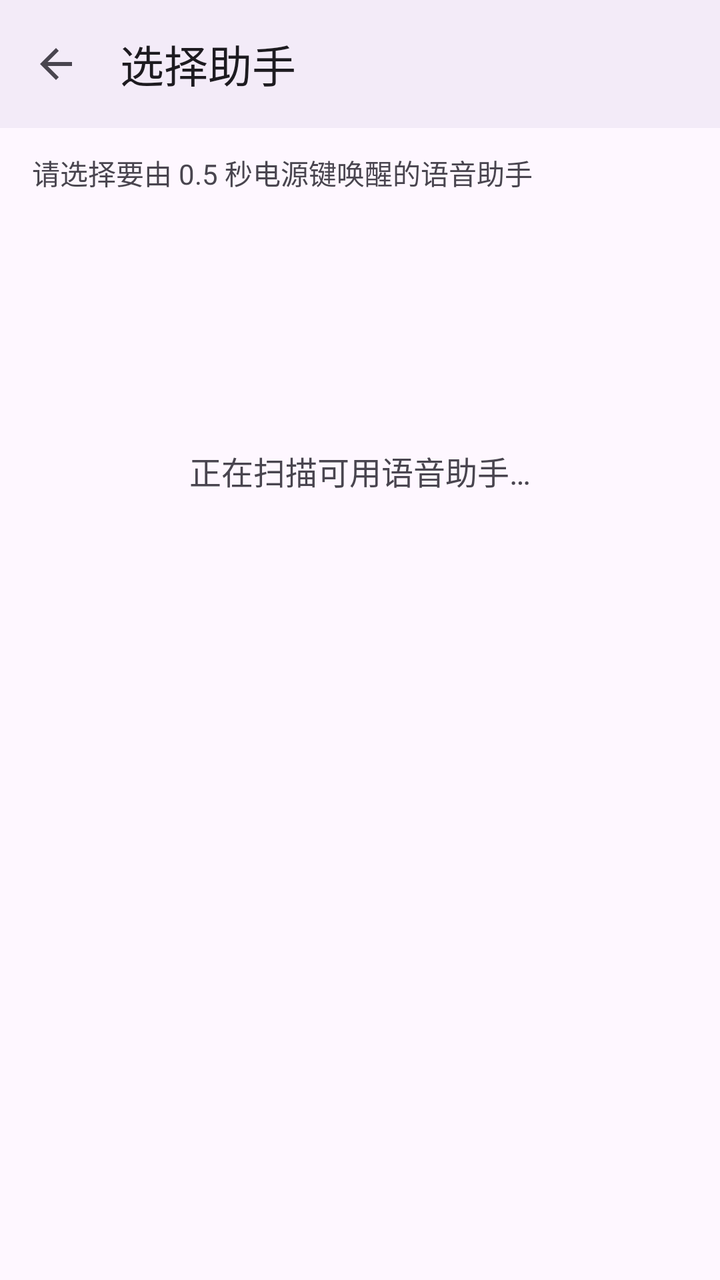
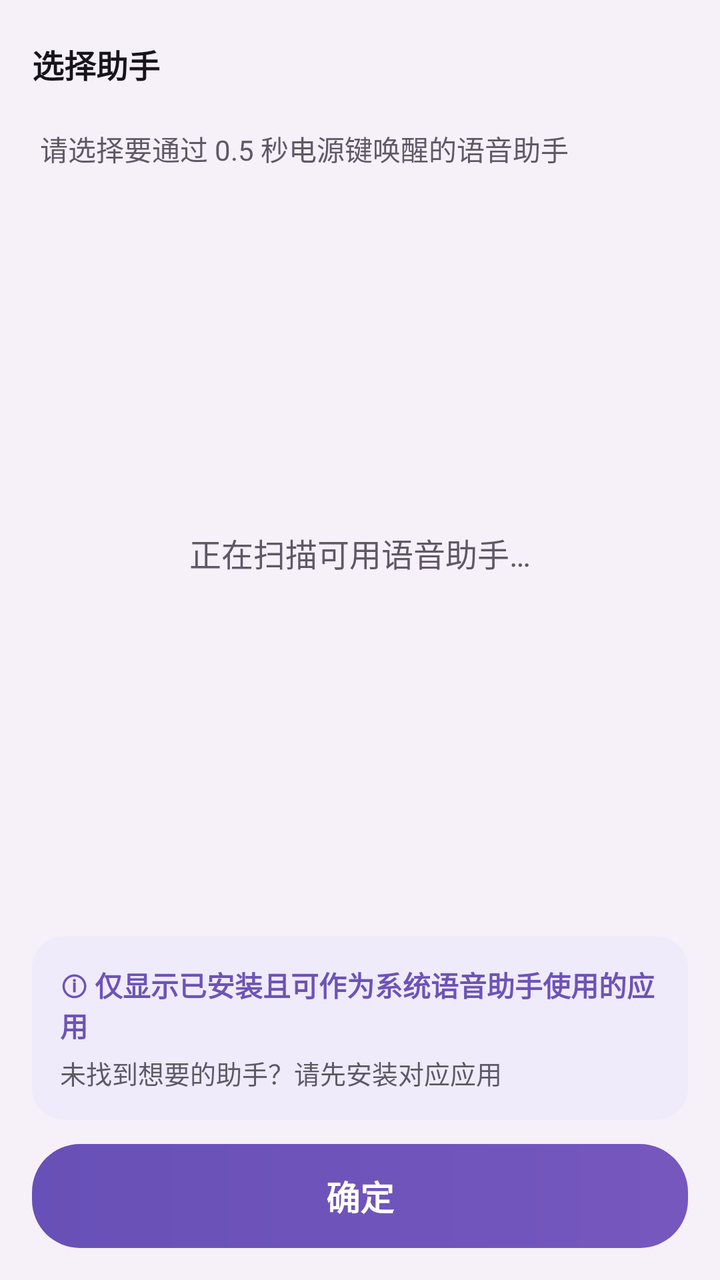

Before-and-after screenshots of an Android layout around one commit, followed by the original layout XML and the change that was made.
<!-- AndroidManifest.xml: activity theme Theme.Ouhuan.NoActionBar -->
<!-- res/layout/activity_assistant_picker.xml -->
<?xml version="1.0" encoding="utf-8"?>
<LinearLayout xmlns:android="http://schemas.android.com/apk/res/android"
    xmlns:app="http://schemas.android.com/apk/res-auto"
    android:layout_width="match_parent"
    android:layout_height="match_parent"
    android:orientation="vertical">

    <com.google.android.material.appbar.MaterialToolbar
        android:id="@+id/toolbar"
        android:layout_width="match_parent"
        android:layout_height="?attr/actionBarSize"
        android:background="?attr/colorSurface"
        android:elevation="2dp"
        app:navigationIcon="?attr/homeAsUpIndicator"
        app:title="@string/picker_title" />

    <TextView
        android:id="@+id/tvHint"
        android:layout_width="match_parent"
        android:layout_height="wrap_content"
        android:paddingLeft="16dp"
        android:paddingRight="16dp"
        android:paddingTop="12dp"
        android:paddingBottom="4dp"
        android:text="@string/picker_hint"
        android:textSize="14sp" />

    <TextView
        android:id="@+id/tvEmpty"
        android:layout_width="match_parent"
        android:layout_height="0dp"
        android:layout_weight="1"
        android:gravity="center"
        android:padding="24dp"
        android:text="@string/picker_scanning"
        android:textSize="16sp"
        android:visibility="visible" />

    <androidx.recyclerview.widget.RecyclerView
        android:id="@+id/rvAssistants"
        android:layout_width="match_parent"
        android:layout_height="0dp"
        android:layout_weight="1"
        android:clipToPadding="false"
        android:paddingBottom="8dp" />

    <TextView
        android:id="@+id/tvNote"
        android:layout_width="match_parent"
        android:layout_height="wrap_content"
        android:paddingLeft="16dp"
        android:paddingRight="16dp"
        android:paddingTop="8dp"
        android:paddingBottom="8dp"
        android:text="@string/picker_note_unsaved"
        android:textColor="?attr/colorError"
        android:visibility="gone" />
</LinearLayout>
<!-- resources referenced by this layout -->
<resources>
  <string name="picker_hint">请选择要由 0.5 秒电源键唤醒的语音助手</string>
  <string name="picker_note_unsaved">设置未能写入：LSPosed 服务未连接</string>
  <string name="picker_scanning">正在扫描可用语音助手…</string>
  <string name="picker_title">选择助手</string>
  <style name="Theme.Ouhuan.NoActionBar" parent="Theme.Material3.DayNight.NoActionBar" />
</resources>

<!-- the commit's change to res/layout/activity_assistant_picker.xml (unified diff, before → after) -->
@@ -3,56 +3,107 @@
     xmlns:app="http://schemas.android.com/apk/res-auto"
     android:layout_width="match_parent"
     android:layout_height="match_parent"
+    android:background="@color/ouhuan_bg"
     android:orientation="vertical">
 
     <com.google.android.material.appbar.MaterialToolbar
         android:id="@+id/toolbar"
         android:layout_width="match_parent"
         android:layout_height="?attr/actionBarSize"
-        android:background="?attr/colorSurface"
-        android:elevation="2dp"
-        app:navigationIcon="?attr/homeAsUpIndicator"
-        app:title="@string/picker_title" />
+        android:background="@color/ouhuan_bg"
+        app:title="@string/picker_title"
+        app:titleTextColor="@color/ouhuan_text_main"
+        app:titleTextAppearance="@style/CardTitle" />
 
     <TextView
         android:id="@+id/tvHint"
         android:layout_width="match_parent"
         android:layout_height="wrap_content"
-        android:paddingLeft="16dp"
-        android:paddingRight="16dp"
-        android:paddingTop="12dp"
-        android:paddingBottom="4dp"
-        android:text="@string/picker_hint"
+        android:paddingLeft="20dp"
+        android:paddingRight="20dp"
+        android:text="@string/picker_subtitle"
+        android:textColor="@color/ouhuan_text_body"
         android:textSize="14sp" />
 
-    <TextView
-        android:id="@+id/tvEmpty"
+    <FrameLayout
         android:layout_width="match_parent"
         android:layout_height="0dp"
-        android:layout_weight="1"
-        android:gravity="center"
-        android:padding="24dp"
-        android:text="@string/picker_scanning"
-        android:textSize="16sp"
-        android:visibility="visible" />
+        android:layout_weight="1">
 
-    <androidx.recyclerview.widget.RecyclerView
-        android:id="@+id/rvAssistants"
-        android:layout_width="match_parent"
-        android:layout_height="0dp"
-        android:layout_weight="1"
-        android:clipToPadding="false"
-        android:paddingBottom="8dp" />
+        <androidx.recyclerview.widget.RecyclerView
+            android:id="@+id/rvAssistants"
+            android:layout_width="match_parent"
+            android:layout_height="match_parent"
+            android:clipToPadding="false"
+            android:paddingLeft="16dp"
+            android:paddingRight="16dp"
+            android:paddingTop="12dp"
+            android:paddingBottom="8dp" />
+
+        <TextView
+            android:id="@+id/tvEmpty"
+            android:layout_width="match_parent"
+            android:layout_height="wrap_content"
+            android:layout_gravity="center"
+            android:gravity="center"
+            android:padding="24dp"
+            android:text="@string/picker_scanning"
+            android:textColor="@color/ouhuan_text_body"
+            android:textSize="16sp" />
+    </FrameLayout>
 
     <TextView
         android:id="@+id/tvNote"
         android:layout_width="match_parent"
         android:layout_height="wrap_content"
-        android:paddingLeft="16dp"
-        android:paddingRight="16dp"
-        android:paddingTop="8dp"
-        android:paddingBottom="8dp"
+        android:paddingLeft="20dp"
+        android:paddingRight="20dp"
+        android:paddingBottom="6dp"
         android:text="@string/picker_note_unsaved"
         android:textColor="?attr/colorError"
+        android:textSize="12sp"
         android:visibility="gone" />
+
+    
+    <LinearLayout
+        android:layout_width="match_parent"
+        android:layout_height="wrap_content"
+        android:layout_marginLeft="16dp"
+        android:layout_marginRight="16dp"
+        android:background="@drawable/note_card_bg"
+        android:orientation="vertical"
+        android:padding="14dp">
+
+        <TextView
+            android:layout_width="wrap_content"
+            android:layout_height="wrap_content"
+            android:text="@string/picker_note_main"
+            android:textColor="@color/ouhuan_accent"
+            android:textSize="14sp"
+            android:textStyle="bold" />
+
+        <TextView
+            android:layout_width="wrap_content"
+            android:layout_height="wrap_content"
+            android:layout_marginTop="4dp"
+            android:text="@string/picker_note_sub"
+            android:textColor="@color/ouhuan_text_body"
+            android:textSize="13sp" />
+    </LinearLayout>
+
+    
+    <TextView
+        android:id="@+id/btnConfirm"
+        android:layout_width="match_parent"
+        android:layout_height="52dp"
+        android:layout_marginLeft="16dp"
+        android:layout_marginRight="16dp"
+        android:layout_marginTop="12dp"
+        android:layout_marginBottom="16dp"
+        android:background="@drawable/btn_gradient"
+        android:gravity="center"
+        android:text="@string/btn_confirm"
+        android:textColor="#FFFFFF"
+        android:textSize="17sp"
+        android:textStyle="bold" />
 </LinearLayout>
<!-- resource entries referenced after the edit -->
@@ -1,9 +1,40 @@
 <!-- resources referenced by this layout -->
 <resources>
-  <string name="picker_hint">请选择要由 0.5 秒电源键唤醒的语音助手</string>
+  <color name="ouhuan_accent">#6D53B7</color>
+  <color name="ouhuan_bg">#F6F0F8</color>
+  <color name="ouhuan_text_body">#5E5867</color>
+  <color name="ouhuan_text_main">#17141C</color>
+  <!-- drawable btn_gradient (drawable) -->
+  <?xml version="1.0" encoding="utf-8"?>
+  <shape xmlns:android="http://schemas.android.com/apk/res/android">
+      <gradient
+          android:angle="0"
+          android:startColor="#6750B7"
+          android:endColor="#7657BE" />
+      <corners android:radius="24dp" />
+  </shape>
+  <!-- drawable note_card_bg (drawable) -->
+  <?xml version="1.0" encoding="utf-8"?>
+  <shape xmlns:android="http://schemas.android.com/apk/res/android"
+      android:shape="rectangle">
+      <solid android:color="@color/ouhuan_note_bg" />
+      <corners android:radius="16dp" />
+  </shape>
+  <string name="btn_confirm">确定</string>
+  <string name="picker_note_main">ⓘ 仅显示已安装且可作为系统语音助手使用的应用</string>
+  <string name="picker_note_sub">未找到想要的助手？请先安装对应应用</string>
   <string name="picker_note_unsaved">设置未能写入：LSPosed 服务未连接</string>
   <string name="picker_scanning">正在扫描可用语音助手…</string>
+  <string name="picker_subtitle">请选择要通过 0.5 秒电源键唤醒的语音助手</string>
   <string name="picker_title">选择助手</string>
-  <style name="Theme.Ouhuan.NoActionBar" parent="Theme.Material3.DayNight.NoActionBar" />
+  <style name="CardTitle">
+          <item name="android:textSize">16sp</item>
+          <item name="android:textStyle">bold</item>
+          <item name="android:textColor">@color/ouhuan_text_main</item>
+      </style>
+  <style name="Theme.Ouhuan.NoActionBar" parent="Theme.Material3.DayNight.NoActionBar">
+          <item name="android:windowBackground">@color/ouhuan_bg</item>
+      </style>
+  <color name="ouhuan_note_bg">#F0EBFB</color>
 </resources>
 
